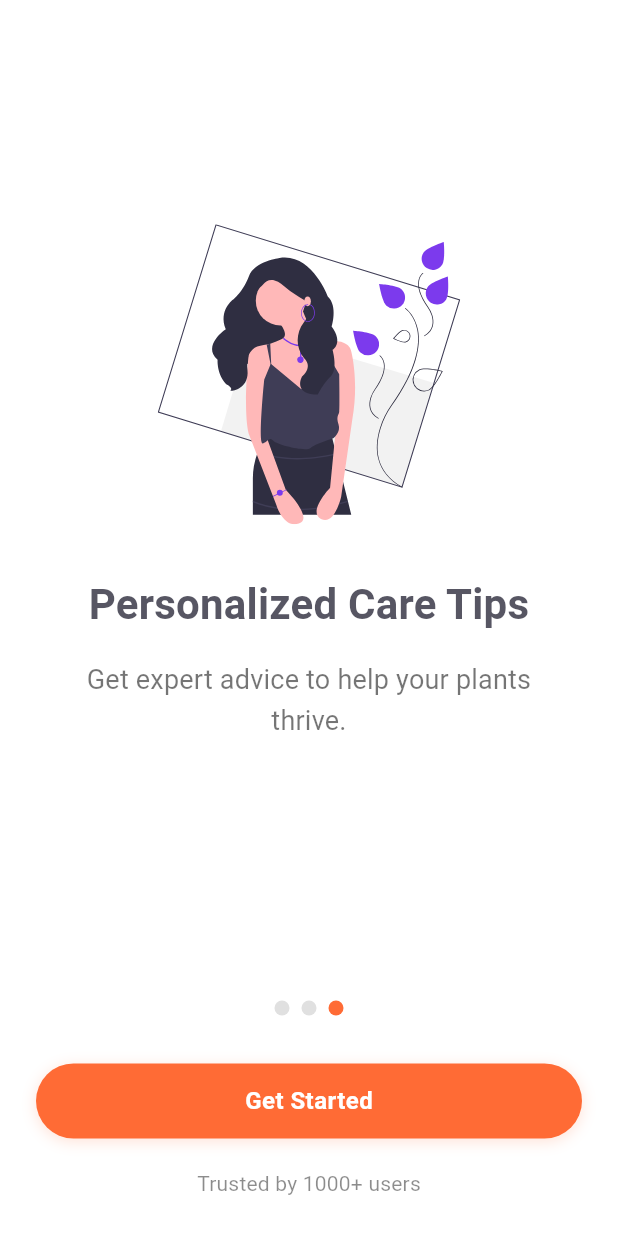
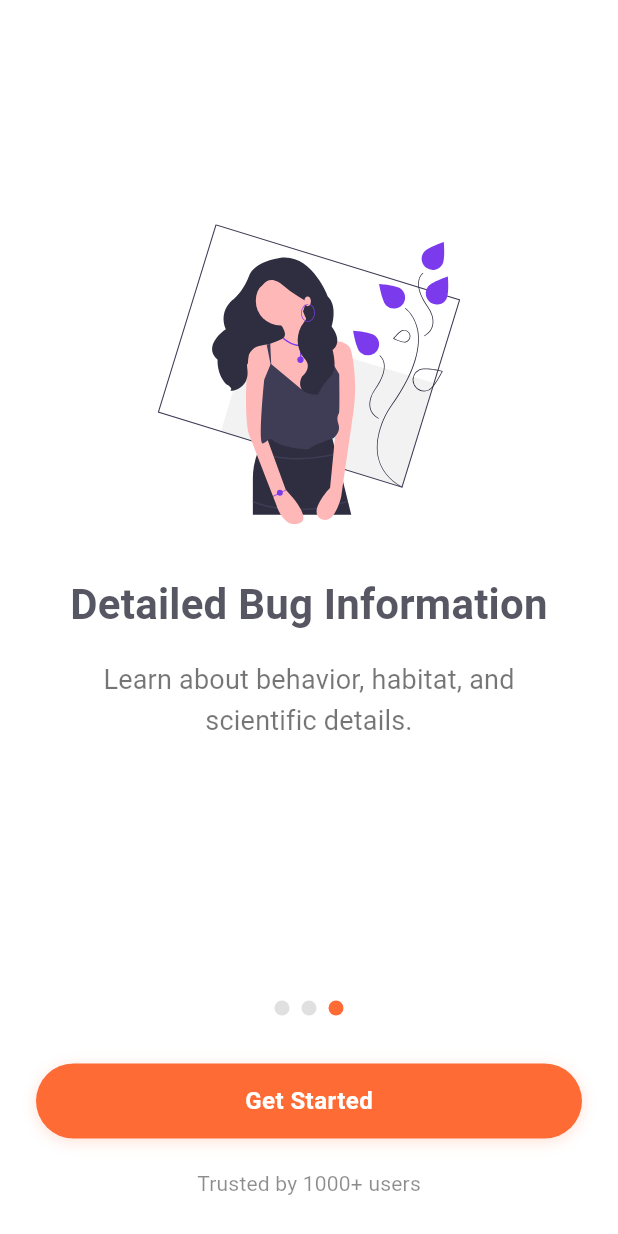
Before and after one commit to ivantrj/RockIdentifier, a Flutter app: the screen it shows after launch, swiped to page 3, on a phone screen of 412 x 824 dp. Run offline on Flutter 3.47's test engine with Material 3 defaults, Android fonts, the phone set to English and light mode, and no system bars; our stand-ins replace connectivity_plus, flutter_svg, get_it, hugeicons, iconsax, image_picker and 2 more; missing offline and left inert: fimber, purchases_flutter.

Commit message:
update onboarding

```diff
--- a/lib/features/onboarding/onboarding_screen.dart
+++ b/lib/features/onboarding/onboarding_screen.dart
@@ -88,7 +88,7 @@ class _OnboardingScreenState extends State<OnboardingScreen> {
         SvgPicture.asset('assets/onboarding/onboarding_1.svg', height: 200),
         const SizedBox(height: 32),
         const Text(
-          'Instant Plant Identification',
+          'Instant Bug Identification',
           style: TextStyle(fontSize: 28, fontWeight: FontWeight.bold),
           textAlign: TextAlign.center,
         ),
@@ -96,7 +96,7 @@ class _OnboardingScreenState extends State<OnboardingScreen> {
         const Padding(
           padding: EdgeInsets.symmetric(horizontal: 32),
           child: Text(
-            'Snap a photo and discover any plant in seconds.',
+            'Snap a photo and discover any bug in seconds.',
             style: TextStyle(fontSize: 18, color: Colors.black54),
             textAlign: TextAlign.center,
           ),
@@ -112,7 +112,7 @@ class _OnboardingScreenState extends State<OnboardingScreen> {
         SvgPicture.asset('assets/onboarding/onboarding_2.svg', height: 200),
         const SizedBox(height: 32),
         const Text(
-          'AI Plant Expert Chat',
+          'AI Bug Expert Chat',
           style: TextStyle(fontSize: 28, fontWeight: FontWeight.bold),
           textAlign: TextAlign.center,
         ),
@@ -120,7 +120,7 @@ class _OnboardingScreenState extends State<OnboardingScreen> {
         const Padding(
           padding: EdgeInsets.symmetric(horizontal: 32),
           child: Text(
-            'Ask anything about plants and get instant, accurate answers.',
+            'Ask anything about bugs and get instant, accurate answers.',
             style: TextStyle(fontSize: 18, color: Colors.black54),
             textAlign: TextAlign.center,
           ),
@@ -136,7 +136,7 @@ class _OnboardingScreenState extends State<OnboardingScreen> {
         SvgPicture.asset('assets/onboarding/onboarding_3.svg', height: 200),
         const SizedBox(height: 32),
         const Text(
-          'Personalized Care Tips',
+          'Detailed Bug Information',
           style: TextStyle(fontSize: 28, fontWeight: FontWeight.bold),
           textAlign: TextAlign.center,
         ),
@@ -144,7 +144,7 @@ class _OnboardingScreenState extends State<OnboardingScreen> {
         const Padding(
           padding: EdgeInsets.symmetric(horizontal: 32),
           child: Text(
-            'Get expert advice to help your plants thrive.',
+            'Learn about behavior, habitat, and scientific details.',
             style: TextStyle(fontSize: 18, color: Colors.black54),
             textAlign: TextAlign.center,
           ),
```
